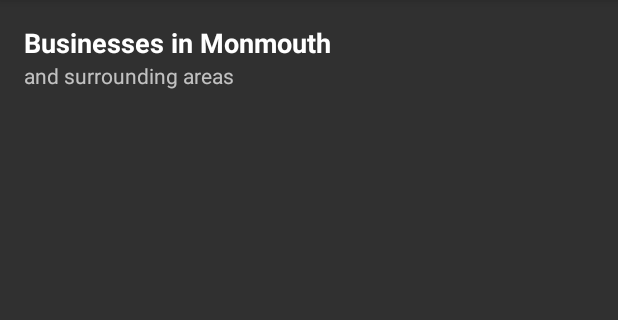
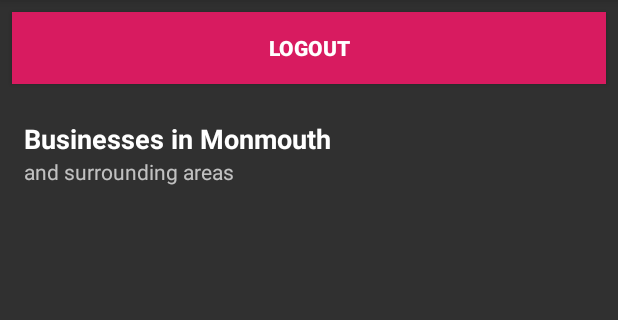
Before and after one commit to lariosm/cs407, an Android app: the MainActivity screen opened directly, with no data from a screen before it, on a phone screen of 412 x 824 dp, the part 84-404 px from its top. Run offline under Robolectric (Android 15) with nearby library versions, the phone set to English and light mode, and no system bars; our stand-ins replace Firebase (no records; nobody signed in at launch, a user with empty details on screens opened directly); pictures from the network do not load; 1 statement that could not run was skipped.

Commit message:
My work for Assignment 4 so far

```diff
--- a/Assignment3/app/src/main/java/com/example/yelpit/LoginActivity.kt
+++ b/Assignment3/app/src/main/java/com/example/yelpit/LoginActivity.kt
@@ -59,7 +59,6 @@ class LoginActivity : AppCompatActivity() {
             Log.d(TAG, "Logging in user.")
             mAuth!!.signInWithEmailAndPassword(email!!, password!!)
                 .addOnCompleteListener(this) { task ->
-                    //mProgressBar!!.hide()
                     if (task.isSuccessful) {
                         // Sign in success, update UI with signed-in user's information
                         Log.d(TAG, "signInWithEmail:success")
--- a/Assignment3/app/src/main/java/com/example/yelpit/MainActivity.kt
+++ b/Assignment3/app/src/main/java/com/example/yelpit/MainActivity.kt
@@ -4,9 +4,12 @@ import android.content.Intent
 import androidx.appcompat.app.AppCompatActivity
 import android.os.Bundle
 import android.util.Log
+import android.view.View
+import android.widget.Button
 import android.widget.Toast
 import androidx.recyclerview.widget.LinearLayoutManager
 import androidx.recyclerview.widget.RecyclerView
+import com.google.firebase.auth.FirebaseAuth
 
 
 class MainActivity : AppCompatActivity() {
@@ -15,6 +18,9 @@ class MainActivity : AppCompatActivity() {
     private lateinit var businessResultsLayoutMgr: LinearLayoutManager
 
     private var businessResultsOffset = 1
+
+    private var mAuth: FirebaseAuth? = null
+    private var btnLogout: Button? = null
 
     override fun onCreate(savedInstanceState: Bundle?) {
         super.onCreate(savedInstanceState)
@@ -36,6 +42,7 @@ class MainActivity : AppCompatActivity() {
             onError = ::onError
         )
 
+        initialize()
         getBusinessResults()
     }
 
@@ -96,4 +103,20 @@ class MainActivity : AppCompatActivity() {
         intent.putExtra(BUSINESS_ZIPCODE, business.location.zipCode)
         startActivity(intent)
     }
+
+    private fun initialize() {
+        btnLogout = findViewById<View>(R.id.btn_logout) as Button
+        mAuth = FirebaseAuth.getInstance()
+        btnLogout!!.setOnClickListener { logoutUser() }
+    }
+
+    private fun logoutUser() {
+        mAuth!!.signOut()
+        updateUI()
+    }
+
+    private fun updateUI() {
+        val intent = Intent(this@MainActivity, LoginActivity::class.java)
+        startActivity(intent)
+    }
 }
--- /dev/null
+++ b/Assignment3/app/src/main/res/drawable-v24/ic_favorite_border.xml
@@ -0,0 +1,5 @@
+<vector android:height="24dp" android:tint="#003ED7"
+    android:viewportHeight="24.0" android:viewportWidth="24.0"
+    android:width="24dp" xmlns:android="http://schemas.android.com/apk/res/android">
+    <path android:fillColor="#FF000000" android:pathData="M16.5,3c-1.74,0 -3.41,0.81 -4.5,2.09C10.91,3.81 9.24,3 7.5,3 4.42,3 2,5.42 2,8.5c0,3.78 3.4,6.86 8.55,11.54L12,21.35l1.45,-1.32C18.6,15.36 22,12.28 22,8.5 22,5.42 19.58,3 16.5,3zM12.1,18.55l-0.1,0.1 -0.1,-0.1C7.14,14.24 4,11.39 4,8.5 4,6.5 5.5,5 7.5,5c1.54,0 3.04,0.99 3.57,2.36h1.87C13.46,5.99 14.96,5 16.5,5c2,0 3.5,1.5 3.5,3.5 0,2.89 -3.14,5.74 -7.9,10.05z"/>
+</vector>
--- /dev/null
+++ b/Assignment3/app/src/main/res/drawable-v24/ic_favorite_filled.xml
@@ -0,0 +1,5 @@
+<vector android:height="24dp" android:tint="#003ED7"
+    android:viewportHeight="24.0" android:viewportWidth="24.0"
+    android:width="24dp" xmlns:android="http://schemas.android.com/apk/res/android">
+    <path android:fillColor="#FF000000" android:pathData="M12,21.35l-1.45,-1.32C5.4,15.36 2,12.28 2,8.5 2,5.42 4.42,3 7.5,3c1.74,0 3.41,0.81 4.5,2.09C13.09,3.81 14.76,3 16.5,3 19.58,3 22,5.42 22,8.5c0,3.78 -3.4,6.86 -8.55,11.54L12,21.35z"/>
+</vector>
--- a/Assignment3/app/src/main/res/layout/activity_main.xml
+++ b/Assignment3/app/src/main/res/layout/activity_main.xml
@@ -1,11 +1,20 @@
 <?xml version="1.0" encoding="utf-8"?>
-<ScrollView xmlns:android="http://schemas.android.com/apk/res/android"
+<androidx.core.widget.NestedScrollView xmlns:android="http://schemas.android.com/apk/res/android"
     android:layout_width="match_parent"
     android:layout_height="match_parent">
     <LinearLayout
         android:layout_width="match_parent"
         android:layout_height="wrap_content"
         android:orientation="vertical">
+
+        <Button
+            android:id="@+id/btn_logout"
+            style="@style/viewCustom"
+            android:layout_marginBottom="232dp"
+            android:background="@color/colorAccent"
+            android:text="@string/logout_title"
+            android:textColor="@android:color/white"
+            android:textStyle="bold" />
 
         <TextView
             android:layout_width="match_parent"
@@ -37,6 +46,5 @@
             android:paddingStart="16dp"
             android:paddingEnd="16dp" />
 
-
     </LinearLayout>
-</ScrollView>
+</androidx.core.widget.NestedScrollView>
--- a/Assignment3/app/src/main/res/values/strings.xml
+++ b/Assignment3/app/src/main/res/values/strings.xml
@@ -8,6 +8,7 @@
     <string name="first_name">First Name</string>
     <string name="last_name">Last Name</string>
     <string name="login_title">Login</string>
+    <string name="logout_title">Logout</string>
     <string name="create_act">Create Account</string>
     <string name="send_password_reset_email">Send Password Reset Email</string>
     <string name="etEmail">E-mail address</string>
```
Also changed, not shown: Assignment3/app/src/main/java/com/example/yelpit/BusinessAdapter.kt (+42 -0 lines), Assignment3/app/src/main/java/com/example/yelpit/LikeBusiness.kt (added, +16 -0 lines), Assignment3/app/src/main/res/drawable/button_favorite.xml (added, +7 -0 lines), Assignment3/app/src/main/res/layout/item_business.xml (+17 -1 lines).
